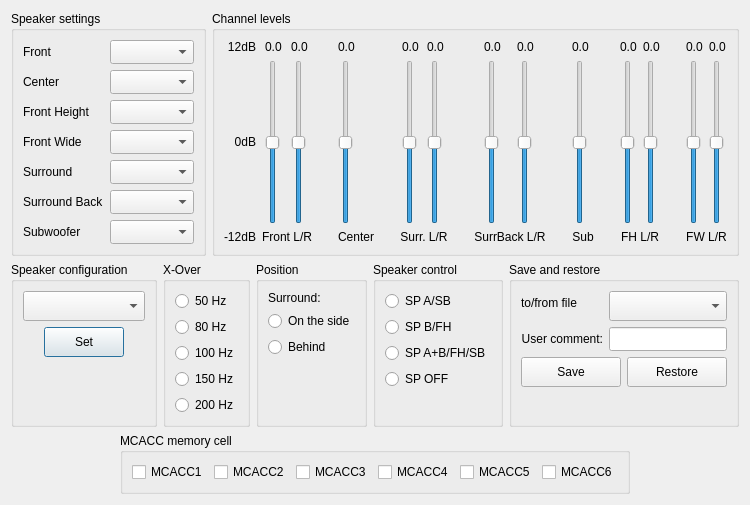
Old version of the form loudspeakersettingsdialog.ui in the repository AceOfSnakes/AvrPioRemote.
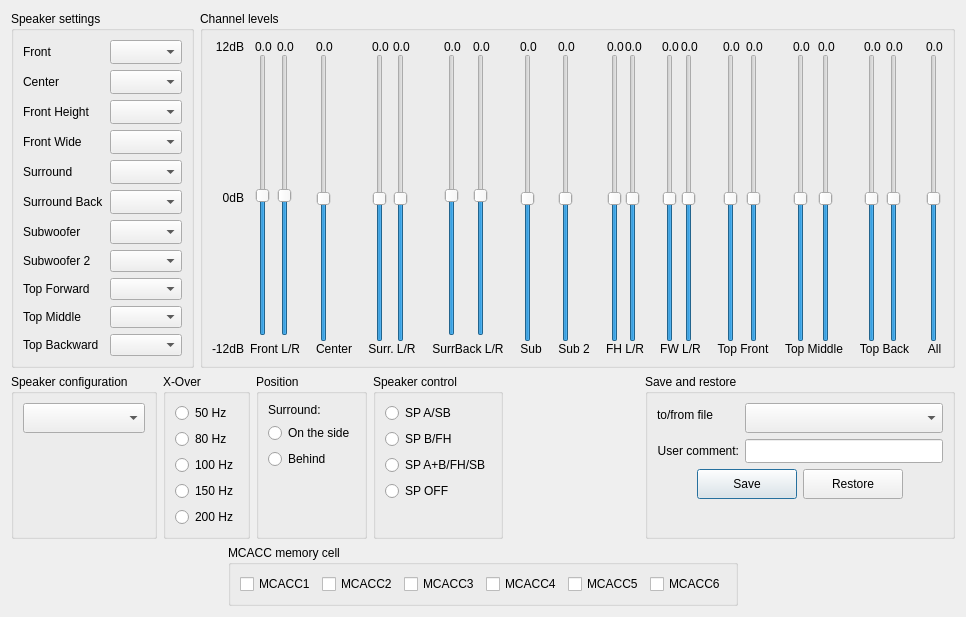
New version of the form.

Commit message: MCACC EQ and speaker settings support for the new models 2015/2016(atmos)

Patch:
```diff
--- a/loudspeakersettingsdialog.ui
+++ b/loudspeakersettingsdialog.ui
@@ -6,8 +6,8 @@
    <rect>
     <x>0</x>
     <y>0</y>
-    <width>733</width>
-    <height>467</height>
+    <width>953</width>
+    <height>571</height>
    </rect>
   </property>
   <property name="windowTitle">
@@ -149,6 +149,46 @@
             </property>
            </widget>
           </item>
+          <item row="7" column="0">
+           <widget class="QLabel" name="label_2">
+            <property name="text">
+             <string>Subwoofer 2</string>
+            </property>
+           </widget>
+          </item>
+          <item row="7" column="1">
+           <widget class="QComboBox" name="comboBoxSubwoofer2Setting"/>
+          </item>
+          <item row="9" column="0">
+           <widget class="QLabel" name="label_3">
+            <property name="text">
+             <string>Top Middle</string>
+            </property>
+           </widget>
+          </item>
+          <item row="9" column="1">
+           <widget class="QComboBox" name="comboBoxTopMiddleSetting"/>
+          </item>
+          <item row="8" column="0">
+           <widget class="QLabel" name="label_23">
+            <property name="text">
+             <string>Top Forward</string>
+            </property>
+           </widget>
+          </item>
+          <item row="8" column="1">
+           <widget class="QComboBox" name="comboBoxTopForwardSetting"/>
+          </item>
+          <item row="10" column="0">
+           <widget class="QLabel" name="label_24">
+            <property name="text">
+             <string>Top Backward</string>
+            </property>
+           </widget>
+          </item>
+          <item row="10" column="1">
+           <widget class="QComboBox" name="comboBoxTopBackwardSetting"/>
+          </item>
          </layout>
         </item>
        </layout>
@@ -204,6 +244,9 @@
           </property>
           <item>
            <layout class="QHBoxLayout" name="horizontalLayout">
+            <property name="spacing">
+             <number>0</number>
+            </property>
             <item>
              <layout class="QVBoxLayout" name="verticalLayout_2">
               <item>
@@ -280,8 +323,11 @@
         </item>
         <item>
          <layout class="QVBoxLayout" name="verticalLayout_5">
+          <property name="spacing">
+           <number>0</number>
+          </property>
           <property name="leftMargin">
-           <number>20</number>
+           <number>10</number>
           </property>
           <item>
            <widget class="QLabel" name="lc">
@@ -323,11 +369,17 @@
         </item>
         <item>
          <layout class="QVBoxLayout" name="verticalLayout_8">
+          <property name="spacing">
+           <number>0</number>
+          </property>
           <property name="leftMargin">
-           <number>20</number>
+           <number>10</number>
           </property>
           <item>
            <layout class="QHBoxLayout" name="horizontalLayout_2">
+            <property name="spacing">
+             <number>0</number>
+            </property>
             <item>
              <layout class="QVBoxLayout" name="verticalLayout_6">
               <item>
@@ -405,10 +457,13 @@
         <item>
          <layout class="QVBoxLayout" name="verticalLayout_11">
           <property name="leftMargin">
-           <number>20</number>
+           <number>10</number>
           </property>
           <item>
            <layout class="QHBoxLayout" name="horizontalLayout_3">
+            <property name="spacing">
+             <number>0</number>
+            </property>
             <item>
              <layout class="QVBoxLayout" name="verticalLayout_9">
               <item>
@@ -485,8 +540,11 @@
         </item>
         <item>
          <layout class="QVBoxLayout" name="verticalLayout_12">
+          <property name="spacing">
+           <number>0</number>
+          </property>
           <property name="leftMargin">
-           <number>20</number>
+           <number>10</number>
           </property>
           <item>
            <widget class="QLabel" name="lsw">
@@ -526,13 +584,65 @@
           </item>
          </layout>
         </item>
+        <item>
+         <layout class="QVBoxLayout" name="verticalLayout_26">
+          <property name="spacing">
+           <number>0</number>
+          </property>
+          <property name="leftMargin">
+           <number>10</number>
+          </property>
+          <item>
+           <widget class="QLabel" name="lsw2">
+            <property name="text">
+             <string>0.0</string>
+            </property>
+           </widget>
+          </item>
+          <item>
+           <widget class="QSlider" name="ssw2">
+            <property name="minimum">
+             <number>26</number>
+            </property>
+            <property name="maximum">
+             <number>74</number>
+            </property>
+            <property name="pageStep">
+             <number>0</number>
+            </property>
+            <property name="value">
+             <number>50</number>
+            </property>
+            <property name="orientation">
+             <enum>Qt::Vertical</enum>
+            </property>
+           </widget>
+          </item>
+          <item>
+           <widget class="QLabel" name="label_25">
+            <property name="text">
+             <string>Sub 2</string>
+            </property>
+            <property name="alignment">
+             <set>Qt::AlignCenter</set>
+            </property>
+           </widget>
+          </item>
+         </layout>
+        </item>
         <item>
          <layout class="QVBoxLayout" name="verticalLayout_17">
+          <property name="spacing">
+           <number>0</number>
+          </property>
           <property name="leftMargin">
-           <number>20</number>
+           <number>10</number>
           </property>
           <item>
            <layout class="QHBoxLayout" name="horizontalLayout_4">
+            <property name="spacing">
+             <number>0</number>
+            </property>
             <item>
              <layout class="QVBoxLayout" name="verticalLayout_13">
               <item>
@@ -609,11 +719,17 @@
         </item>
         <item>
          <layout class="QVBoxLayout" name="verticalLayout_18">
+          <property name="spacing">
+           <number>0</number>
+          </property>
           <property name="leftMargin">
-           <number>20</number>
+           <number>10</number>
           </property>
           <item>
            <layout class="QHBoxLayout" name="horizontalLayout_5">
+            <property name="spacing">
+             <number>0</number>
+            </property>
             <item>
              <layout class="QVBoxLayout" name="verticalLayout_15">
               <item>
@@ -688,6 +804,313 @@
           </item>
          </layout>
         </item>
+        <item>
+         <layout class="QVBoxLayout" name="verticalLayout_32">
+          <property name="spacing">
+           <number>0</number>
+          </property>
+          <property name="leftMargin">
+           <number>10</number>
+          </property>
+          <item>
+           <layout class="QHBoxLayout" name="horizontalLayout_8">
+            <property name="spacing">
+             <number>0</number>
+            </property>
+            <item>
+             <layout class="QVBoxLayout" name="verticalLayout_33">
+              <item>
+               <widget class="QLabel" name="ltfl">
+                <property name="text">
+                 <string>0.0</string>
+                </property>
+               </widget>
+              </item>
+              <item>
+               <widget class="QSlider" name="stfl">
+                <property name="minimum">
+                 <number>26</number>
+                </property>
+                <property name="maximum">
+                 <number>74</number>
+                </property>
+                <property name="pageStep">
+                 <number>0</number>
+                </property>
+                <property name="value">
+                 <number>50</number>
+                </property>
+                <property name="orientation">
+                 <enum>Qt::Vertical</enum>
+                </property>
+               </widget>
+              </item>
+             </layout>
+            </item>
+            <item>
+             <layout class="QVBoxLayout" name="verticalLayout_34">
+              <item>
+               <widget class="QLabel" name="ltfr">
+                <property name="text">
+                 <string>0.0</string>
+                </property>
+               </widget>
+              </item>
+              <item>
+               <widget class="QSlider" name="stfr">
+                <property name="minimum">
+                 <number>26</number>
+                </property>
+                <property name="maximum">
+                 <number>74</number>
+                </property>
+                <property name="pageStep">
+                 <number>0</number>
+                </property>
+                <property name="value">
+                 <number>50</number>
+                </property>
+                <property name="orientation">
+                 <enum>Qt::Vertical</enum>
+                </property>
+               </widget>
+              </item>
+             </layout>
+            </item>
+           </layout>
+          </item>
+          <item>
+           <widget class="QLabel" name="label_27">
+            <property name="text">
+             <string>Top Front</string>
+            </property>
+            <property name="alignment">
+             <set>Qt::AlignCenter</set>
+            </property>
+           </widget>
+          </item>
+         </layout>
+        </item>
+        <item>
+         <layout class="QVBoxLayout" name="verticalLayout_29">
+          <property name="spacing">
+           <number>0</number>
+          </property>
+          <property name="leftMargin">
+           <number>10</number>
+          </property>
+          <item>
+           <layout class="QHBoxLayout" name="horizontalLayout_7">
+            <property name="spacing">
+             <number>0</number>
+            </property>
+            <item>
+             <layout class="QVBoxLayout" name="verticalLayout_30">
+              <item>
+               <widget class="QLabel" name="ltml">
+                <property name="text">
+                 <string>0.0</string>
+                </property>
+               </widget>
+              </item>
+              <item>
+               <widget class="QSlider" name="stml">
+                <property name="minimum">
+                 <number>26</number>
+                </property>
+                <property name="maximum">
+                 <number>74</number>
+                </property>
+                <property name="pageStep">
+                 <number>0</number>
+                </property>
+                <property name="value">
+                 <number>50</number>
+                </property>
+                <property name="orientation">
+                 <enum>Qt::Vertical</enum>
+                </property>
+               </widget>
+              </item>
+             </layout>
+            </item>
+            <item>
+             <layout class="QVBoxLayout" name="verticalLayout_31">
+              <item>
+               <widget class="QLabel" name="ltmr">
+                <property name="text">
+                 <string>0.0</string>
+                </property>
+               </widget>
+              </item>
+              <item>
+               <widget class="QSlider" name="stmr">
+                <property name="minimum">
+                 <number>26</number>
+                </property>
+                <property name="maximum">
+                 <number>74</number>
+                </property>
+                <property name="pageStep">
+                 <number>0</number>
+                </property>
+                <property name="value">
+                 <number>50</number>
+                </property>
+                <property name="orientation">
+                 <enum>Qt::Vertical</enum>
+                </property>
+               </widget>
+              </item>
+             </layout>
+            </item>
+           </layout>
+          </item>
+          <item>
+           <widget class="QLabel" name="label_26">
+            <property name="text">
+             <string>Top Middle</string>
+            </property>
+            <property name="alignment">
+             <set>Qt::AlignCenter</set>
+            </property>
+           </widget>
+          </item>
+         </layout>
+        </item>
+        <item>
+         <layout class="QVBoxLayout" name="verticalLayout_35">
+          <property name="spacing">
+           <number>0</number>
+          </property>
+          <property name="leftMargin">
+           <number>10</number>
+          </property>
+          <item>
+           <layout class="QHBoxLayout" name="horizontalLayout_15">
+            <property name="spacing">
+             <number>0</number>
+            </property>
+            <item>
+             <layout class="QVBoxLayout" name="verticalLayout_36">
+              <item>
+               <widget class="QLabel" name="ltbl">
+                <property name="text">
+                 <string>0.0</string>
+                </property>
+               </widget>
+              </item>
+              <item>
+               <widget class="QSlider" name="stbl">
+                <property name="minimum">
+                 <number>26</number>
+                </property>
+                <property name="maximum">
+                 <number>74</number>
+                </property>
+                <property name="pageStep">
+                 <number>0</number>
+                </property>
+                <property name="value">
+                 <number>50</number>
+                </property>
+                <property name="orientation">
+                 <enum>Qt::Vertical</enum>
+                </property>
+               </widget>
+              </item>
+             </layout>
+            </item>
+            <item>
+             <layout class="QVBoxLayout" name="verticalLayout_37">
+              <item>
+               <widget class="QLabel" name="ltbr">
+                <property name="text">
+                 <string>0.0</string>
+                </property>
+               </widget>
+              </item>
+              <item>
+               <widget class="QSlider" name="stbr">
+                <property name="minimum">
+                 <number>26</number>
+                </property>
+                <property name="maximum">
+                 <number>74</number>
+                </property>
+                <property name="pageStep">
+                 <number>0</number>
+                </property>
+                <property name="value">
+                 <number>50</number>
+                </property>
+                <property name="orientation">
+                 <enum>Qt::Vertical</enum>
+                </property>
+               </widget>
+              </item>
+             </layout>
+            </item>
+           </layout>
+          </item>
+          <item>
+           <widget class="QLabel" name="label_28">
+            <property name="text">
+             <string>Top Back</string>
+            </property>
+            <property name="alignment">
+             <set>Qt::AlignCenter</set>
+            </property>
+           </widget>
+          </item>
+         </layout>
+        </item>
+        <item>
+         <layout class="QVBoxLayout" name="verticalLayout_27">
+          <property name="spacing">
+           <number>0</number>
+          </property>
+          <property name="leftMargin">
+           <number>10</number>
+          </property>
+          <item>
+           <widget class="QLabel" name="lall">
+            <property name="text">
+             <string>0.0</string>
+            </property>
+           </widget>
+          </item>
+          <item>
+           <widget class="QSlider" name="sall">
+            <property name="minimum">
+             <number>26</number>
+            </property>
+            <property name="maximum">
+             <number>74</number>
+            </property>
+            <property name="pageStep">
+             <number>0</number>
+            </property>
+            <property name="value">
+             <number>50</number>
+            </property>
+            <property name="orientation">
+             <enum>Qt::Vertical</enum>
+            </property>
+           </widget>
+          </item>
+          <item>
+           <widget class="QLabel" name="label_29">
+            <property name="text">
+             <string>All</string>
+            </property>
+            <property name="alignment">
+             <set>Qt::AlignCenter</set>
+            </property>
+           </widget>
+          </item>
+         </layout>
+        </item>
        </layout>
       </widget>
      </item>
@@ -714,49 +1137,6 @@
           </property>
          </widget>
         </item>
-        <item>
-         <layout class="QHBoxLayout" name="horizontalLayout_10">
-          <item>
-           <spacer name="horizontalSpacer_3">
-            <property name="orientation">
-             <enum>Qt::Horizontal</enum>
-            </property>
-            <property name="sizeHint" stdset="0">
-             <size>
-              <width>40</width>
-              <height>20</height>
-             </size>
-            </property>
-           </spacer>
-          </item>
-          <item>
-           <widget class="QPushButton" name="SetBut">
-            <property name="minimumSize">
-             <size>
-              <width>0</width>
-              <height>30</height>
-             </size>
-            </property>
-            <property name="text">
-             <string>Set</string>
-            </property>
-           </widget>
-          </item>
-          <item>
-           <spacer name="horizontalSpacer_4">
-            <property name="orientation">
-             <enum>Qt::Horizontal</enum>
-            </property>
-            <property name="sizeHint" stdset="0">
-             <size>
-              <width>40</width>
-              <height>20</height>
-             </size>
-            </property>
-           </spacer>
-          </item>
-         </layout>
-        </item>
         <item>
          <spacer name="verticalSpacer_4">
           <property name="orientation">
```
The commit also changes 9 other files.
